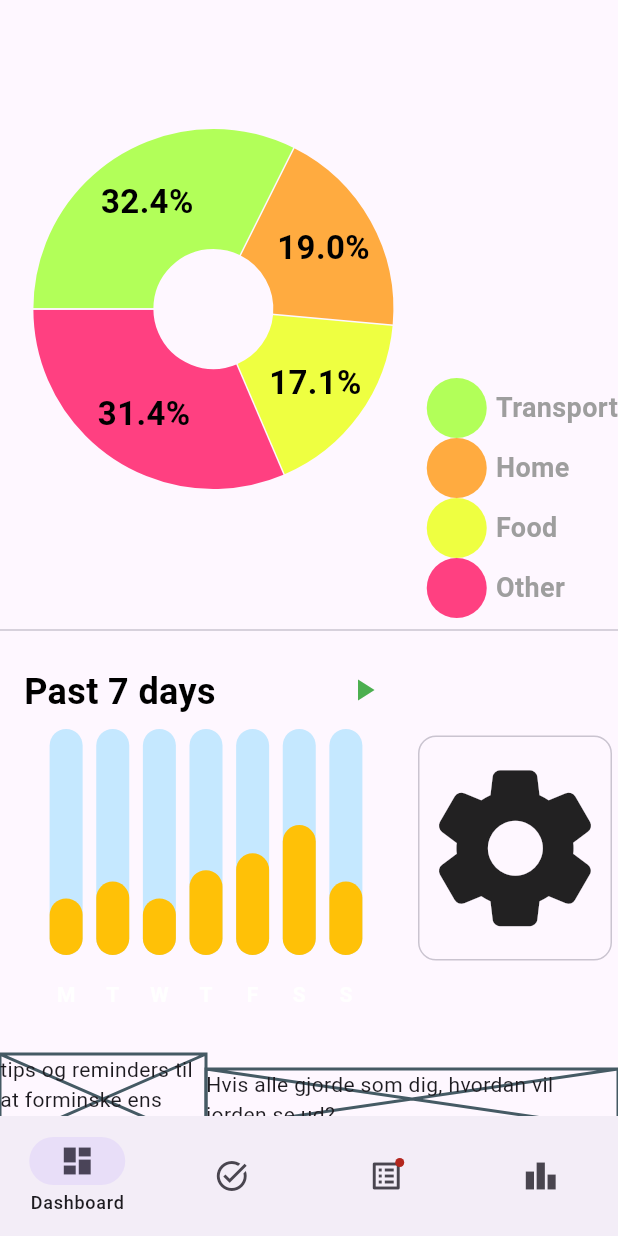
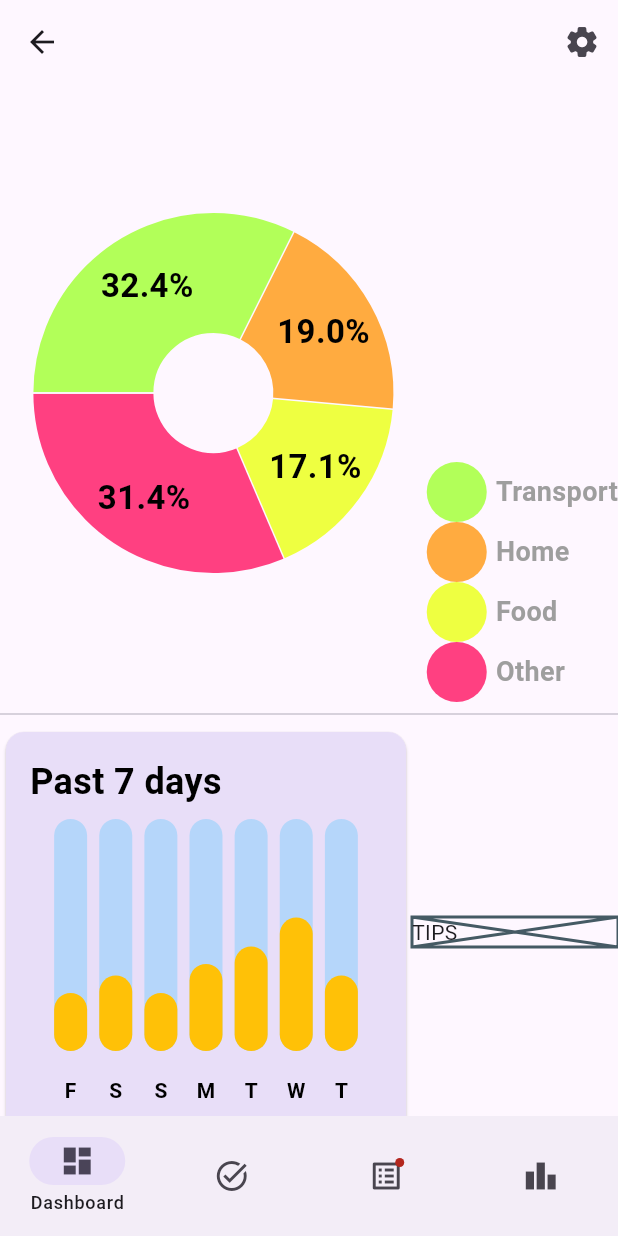
Before and after one commit to jaller698/02122_project, a Flutter app: the MainView screen opened by its route, on a phone screen of 412 x 824 dp. Run offline on Flutter 3.47's test engine with Material 3 defaults, Android fonts, the phone set to English and light mode, and no system bars; drawn by our look-alikes of fl_chart; our stand-ins replace flutter_form_builder, form_builder_validators, numberpicker, shared_preferences, sqflite; missing offline and left inert: primer_progress_bar; accounts and stored records are empty.

Commit message:
Summary shows last 7 days instead of a standard week

```diff
--- a/Frontend/lib/src/Dashboard/dashboard_view.dart
+++ b/Frontend/lib/src/Dashboard/dashboard_view.dart
@@ -138,24 +138,15 @@ class _DashboardViewState extends State<DashboardView> {
               flex: 2,
               child: WeekSummaryBarChart(),
             ),
-            Expanded(
+            const Expanded(
               flex: 1,
-              child: Card.outlined(
-                child: InkWell(
-                  child: const SizedBox(
-                    height: 150,
-                    child: Icon(
-                      Icons.settings_rounded,
-                      size: 125,
-                    ),
-                  ),
-                  onTapUp: (_) => Navigator.restorablePushNamed(
-                      context, SettingsView.routeName),
-                ),
+              child: Placeholder(
+                child: Text('TIPS'),
               ),
             ),
           ],
         ),
+        const Divider(),
         const Row(
           children: [
             Expanded(
--- a/Frontend/lib/src/Dashboard/week_summary_bar_chart.dart
+++ b/Frontend/lib/src/Dashboard/week_summary_bar_chart.dart
@@ -35,9 +35,10 @@ class WeekSummaryBarChartState extends State<WeekSummaryBarChart> {
   Widget build(BuildContext context) {
     return AspectRatio(
       aspectRatio: 1,
-      child: Stack(
-        children: <Widget>[
-          Padding(
+      child: Card(
+        color: Theme.of(context).colorScheme.secondaryContainer,
+        child: InkWell(
+          child: Padding(
             padding: const EdgeInsets.all(16),
             child: Column(
               crossAxisAlignment: CrossAxisAlignment.stretch,
@@ -62,22 +63,10 @@ class WeekSummaryBarChartState extends State<WeekSummaryBarChart> {
                     ),
                   ),
                 ),
-                const SizedBox(
-                  height: 12,
-                ),
               ],
             ),
           ),
-          Padding(
-            padding: const EdgeInsets.all(8),
-            child: Align(
-              alignment: Alignment.topRight,
-              child: IconButton(
-                icon: Icon(
-                  isPlaying ? Icons.pause : Icons.play_arrow,
-                  color: Colors.green,
-                ),
-                onPressed: () {
+          onDoubleTap: () {
             setState(() {
               isPlaying = !isPlaying;
               if (isPlaying) {
@@ -86,9 +75,6 @@ class WeekSummaryBarChartState extends State<WeekSummaryBarChart> {
             });
           },
         ),
-            ),
-          )
-        ],
       ),
     );
   }
@@ -111,7 +97,7 @@ class WeekSummaryBarChartState extends State<WeekSummaryBarChart> {
           width: width,
           borderSide: isTouched
               ? BorderSide(color: widget.touchedBarColor)
-              : const BorderSide(color: Colors.white, width: 0),
+              : const BorderSide(color: Colors.black, width: 0),
           backDrawRodData: BackgroundBarChartRodData(
             show: true,
             toY: 20,
@@ -144,6 +130,33 @@ class WeekSummaryBarChartState extends State<WeekSummaryBarChart> {
         }
       });
 
+  String getWeekDay(int week, {bool char = true}) {
+    if (week <= 0) week += 7;
+
+    String weekDay = '';
+    switch (week) {
+      case 1:
+        weekDay = 'Monday';
+      case 2:
+        weekDay = 'Tuesday';
+      case 3:
+        weekDay = 'Wednesday';
+      case 4:
+        weekDay = 'Thursday';
+      case 5:
+        weekDay = 'Friday';
+      case 6:
+        weekDay = 'Saturday';
+      case 7:
+        weekDay = 'Sunday';
+      default:
+        throw Error();
+    }
+    if (char) weekDay = weekDay[0];
+
+    return weekDay;
+  }
+
   BarChartData mainBarData() {
     return BarChartData(
       barTouchData: BarTouchData(
@@ -153,27 +166,28 @@ class WeekSummaryBarChartState extends State<WeekSummaryBarChart> {
           tooltipMargin: -10,
           getTooltipItem: (group, groupIndex, rod, rodIndex) {
             String weekDay;
+            int day = DateTime.now().weekday;
             switch (group.x) {
               case 0:
-                weekDay = 'Monday';
+                weekDay = getWeekDay(day - 6, char: false);
                 break;
               case 1:
-                weekDay = 'Tuesday';
+                weekDay = getWeekDay(day - 5, char: false);
                 break;
               case 2:
-                weekDay = 'Wednesday';
+                weekDay = getWeekDay(day - 4, char: false);
                 break;
               case 3:
-                weekDay = 'Thursday';
+                weekDay = getWeekDay(day - 3, char: false);
                 break;
               case 4:
-                weekDay = 'Friday';
+                weekDay = getWeekDay(day - 2, char: false);
                 break;
               case 5:
-                weekDay = 'Saturday';
+                weekDay = getWeekDay(day - 1, char: false);
                 break;
               case 6:
-                weekDay = 'Sunday';
+                weekDay = getWeekDay(day, char: false);
                 break;
               default:
                 throw Error();
@@ -241,32 +255,33 @@ class WeekSummaryBarChartState extends State<WeekSummaryBarChart> {
 
   Widget getTitles(double value, TitleMeta meta) {
     const style = TextStyle(
-      color: Colors.white,
+      color: Colors.black,
       fontWeight: FontWeight.bold,
       fontSize: 14,
     );
     Widget text;
+    int day = DateTime.now().weekday;
     switch (value.toInt()) {
       case 0:
-        text = const Text('M', style: style);
+        text = Text(getWeekDay(day - 6), style: style);
         break;
       case 1:
-        text = const Text('T', style: style);
+        text = Text(getWeekDay(day - 5), style: style);
         break;
       case 2:
-        text = const Text('W', style: style);
+        text = Text(getWeekDay(day - 4), style: style);
         break;
       case 3:
-        text = const Text('T', style: style);
+        text = Text(getWeekDay(day - 3), style: style);
         break;
       case 4:
-        text = const Text('F', style: style);
+        text = Text(getWeekDay(day - 2), style: style);
         break;
       case 5:
-        text = const Text('S', style: style);
+        text = Text(getWeekDay(day - 1), style: style);
         break;
       case 6:
-        text = const Text('S', style: style);
+        text = Text(getWeekDay(day), style: style);
         break;
       default:
         text = const Text('', style: style);
--- a/Frontend/lib/src/main_view.dart
+++ b/Frontend/lib/src/main_view.dart
@@ -1,3 +1,4 @@
+import 'package:carbon_footprint/src/Settings/settings_view.dart';
 import 'package:flutter/material.dart';
 import 'package:flutter/widgets.dart';
 
@@ -20,6 +21,17 @@ class _MainViewState extends State<MainView> {
   @override
   Widget build(BuildContext context) {
     return Scaffold(
+      appBar: AppBar(
+        actions: [
+          IconButton(
+            onPressed: () =>
+                Navigator.restorablePushNamed(context, SettingsView.routeName),
+            icon: const Icon(
+              Icons.settings_rounded,
+            ),
+          ),
+        ],
+      ),
       // list of widgets to switch between depending on the current page index
       body: <Widget>[
         const DashboardView(),
```
Lines whose indentation alone changed are shown as unchanged.
